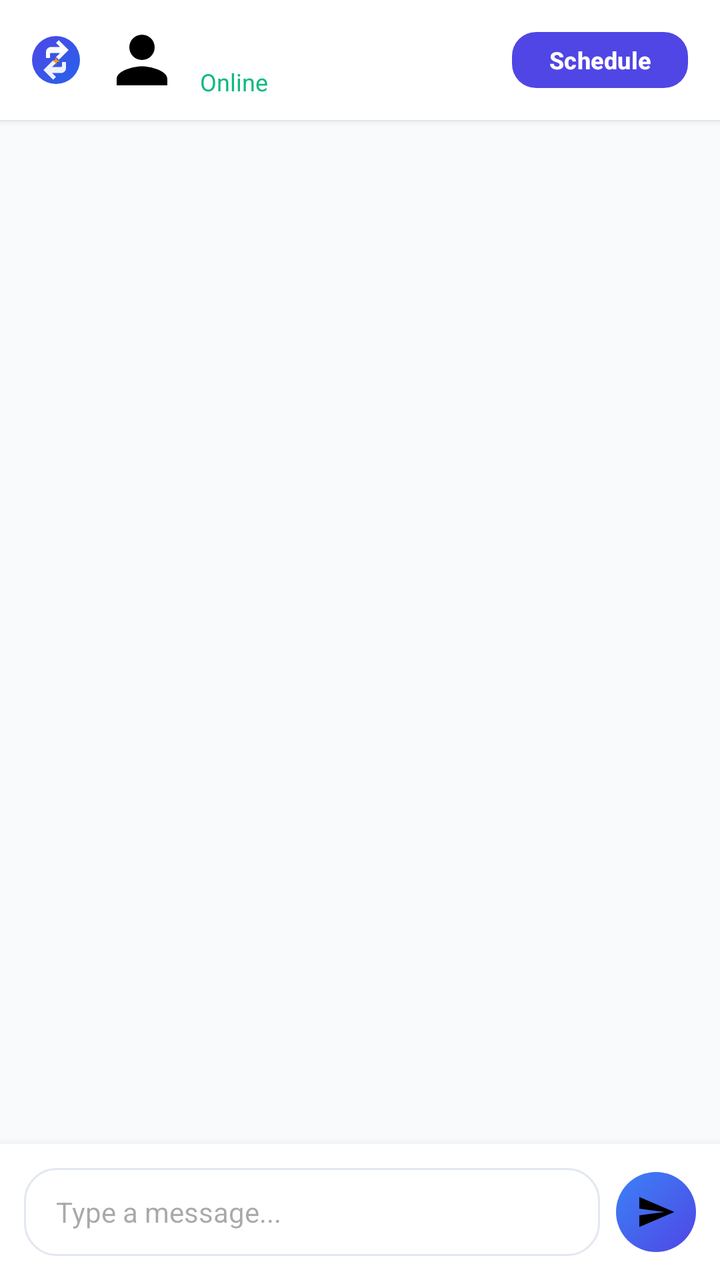
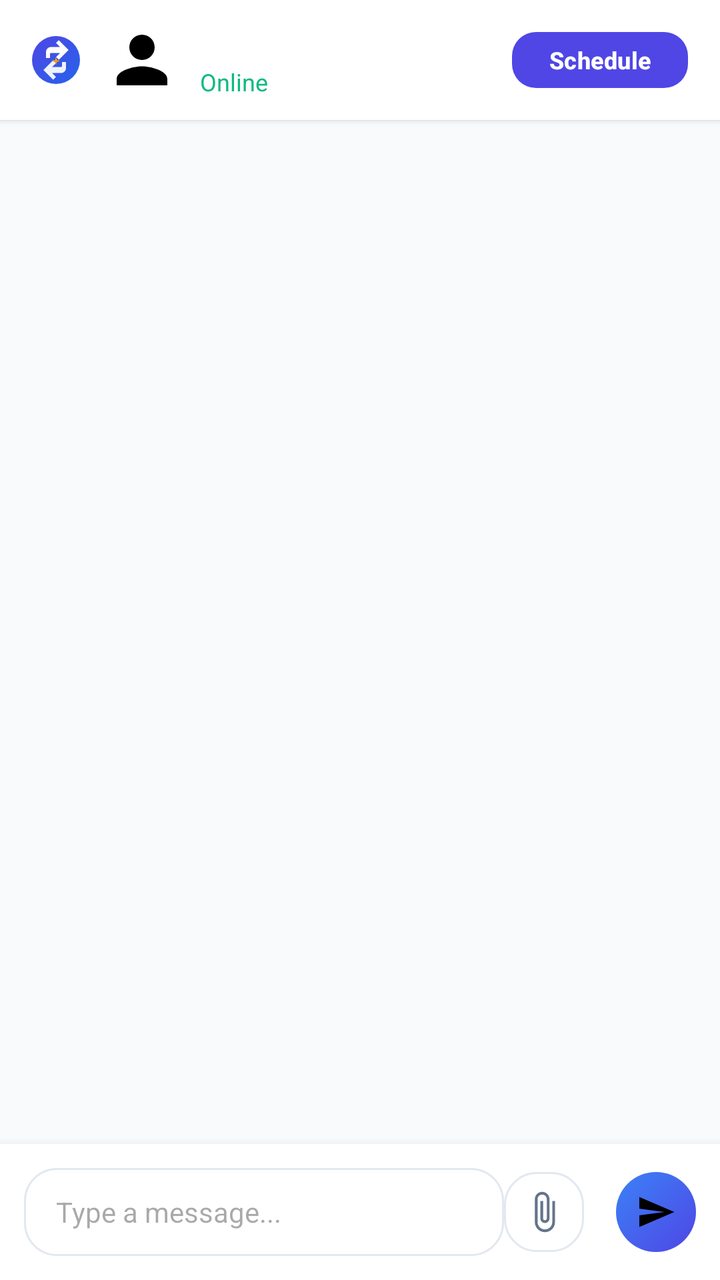

The first picture is an Android layout as it rendered before a commit; the second is the same layout after the commit. The layout source and the unified diff follow.
<!-- AndroidManifest.xml: application theme Theme.SkillBarter -->
<!-- res/layout/activity_chat.xml -->
<?xml version="1.0" encoding="utf-8"?>
<RelativeLayout xmlns:android="http://schemas.android.com/apk/res/android"
    android:layout_width="match_parent"
    android:layout_height="match_parent"
    android:background="@color/bg_light">

    
    <LinearLayout
        android:id="@+id/topBar"
        android:layout_width="match_parent"
        android:layout_height="wrap_content"
        android:layout_alignParentTop="true"
        android:background="@color/surface_white"
        android:elevation="2dp"
        android:gravity="center_vertical"
        android:minHeight="60dp"
        android:orientation="horizontal"
        android:paddingHorizontal="16dp"
        android:paddingVertical="8dp">

        <ImageView
            android:id="@+id/ivBack"
            android:layout_width="24dp"
            android:layout_height="24dp"
            android:src="@drawable/ic_logo" />

        <ImageView
            android:id="@+id/ivAvatar"
            android:layout_width="38dp"
            android:layout_height="38dp"
            android:layout_marginStart="12dp"
            android:src="@drawable/ic_profile" />

        <LinearLayout
            android:layout_width="0dp"
            android:layout_height="wrap_content"
            android:layout_marginStart="10dp"
            android:layout_weight="1"
            android:orientation="vertical">

            <TextView
                android:id="@+id/tvUserName"
                android:layout_width="match_parent"
                android:layout_height="wrap_content"
                android:ellipsize="end"
                android:maxLines="1"
                android:textColor="@color/text_primary"
                android:textSize="16sp"
                android:textStyle="bold" />

<TextView
                android:layout_width="wrap_content"
                android:layout_height="wrap_content"
                android:text="Online"
                android:textColor="@color/accent_green"
                android:textSize="12sp" />

        </LinearLayout>

        <Button
            android:id="@+id/btnSchedule"
            style="@style/Widget.SkillBarter.Button"
            android:layout_width="wrap_content"
            android:layout_height="36dp"
            android:paddingHorizontal="12dp"
            android:paddingVertical="0dp"
            android:text="Schedule"
            android:textSize="12sp" />

    </LinearLayout>

    
    <androidx.recyclerview.widget.RecyclerView
        android:id="@+id/rvMessages"
        android:layout_width="match_parent"
        android:layout_height="match_parent"
        android:layout_above="@id/bottomInputLayout"
        android:layout_below="@id/topBar"
        android:padding="16dp" />

    
    <LinearLayout
        android:id="@+id/bottomInputLayout"
        android:layout_width="match_parent"
        android:layout_height="wrap_content"
        android:layout_alignParentBottom="true"
        android:background="@color/surface_white"
        android:elevation="8dp"
        android:gravity="center_vertical"
        android:orientation="horizontal"
        android:padding="12dp">

        <EditText
            android:id="@+id/etMessage"
            android:layout_width="0dp"
            android:layout_height="wrap_content"
            android:layout_weight="1"
            android:background="@drawable/bg_rounded_card"
            android:gravity="center_vertical"
            android:hint="Type a message..."
            android:importantForAutofill="no"
            android:inputType="textCapSentences|textMultiLine"
            android:maxHeight="120dp"
            android:maxLines="4"
            android:minHeight="44dp"
            android:paddingHorizontal="16dp"
            android:paddingVertical="10dp"
            android:textColor="@color/text_primary"
            android:textSize="14sp" />

        <ImageView
            android:id="@+id/btnSend"
            android:layout_width="40dp"
            android:layout_height="40dp"
            android:layout_marginStart="8dp"
            android:background="@drawable/bg_hero_banner"
            android:contentDescription="Send message"
            android:padding="10dp"
            android:src="@drawable/ic_send" />

    </LinearLayout>

</RelativeLayout>
<!-- resources referenced by this layout -->
<resources>
  <color name="accent_green">#10B981</color>
  <color name="bg_light">#F8FAFC</color>
  <color name="surface_white">#FFFFFF</color>
  <color name="text_primary">#0F172A</color>
  <!-- drawable bg_hero_banner (drawable) -->
  <?xml version="1.0" encoding="utf-8"?>
  <shape xmlns:android="http://schemas.android.com/apk/res/android"
      android:shape="rectangle">
      <gradient
          android:startColor="#4F46E5"
          android:endColor="#3B82F6"
          android:angle="135" />
      <corners android:radius="20dp" />
  </shape>
  <!-- drawable bg_rounded_card (drawable) -->
  <?xml version="1.0" encoding="utf-8"?>
  <shape xmlns:android="http://schemas.android.com/apk/res/android"
      android:shape="rectangle">
      <solid android:color="@color/surface_white" />
      <corners android:radius="16dp" />
      <stroke android:width="1dp" android:color="@color/divider_color" />
  </shape>
  <!-- drawable ic_profile (drawable) -->
  <vector xmlns:android="http://schemas.android.com/apk/res/android"
      android:width="24dp"
      android:height="24dp"
      android:viewportWidth="24"
      android:viewportHeight="24">
    <path
        android:fillColor="#FF000000"
        android:pathData="M12,12c2.21,0 4,-1.79 4,-4s-1.79,-4 -4,-4 -4,1.79 -4,4 1.79,4 4,4zM12,14c-2.67,0 -8,1.34 -8,4v2h16v-2c0,-2.66 -5.33,-4 -8,-4z"/>
  </vector>
  <!-- drawable ic_send (drawable) -->
  <vector xmlns:android="http://schemas.android.com/apk/res/android"
      android:width="24dp"
      android:height="24dp"
      android:viewportWidth="24"
      android:viewportHeight="24">
    <path
        android:fillColor="#FF000000"
        android:pathData="M2.01,21L23,12 2.01,3 2,10l15,2 -15,2z"/>
  </vector>
  <style name="Widget.SkillBarter.Button" parent="Widget.Material3.Button">
          <item name="backgroundTint">@color/primary</item>
          <item name="android:textColor">@color/white</item>
          <item name="cornerRadius">12dp</item>
          <item name="android:paddingTop">14dp</item>
          <item name="android:paddingBottom">14dp</item>
          <item name="android:textStyle">bold</item>
          <item name="android:textSize">16sp</item>
      </style>
  <style name="Theme.SkillBarter" parent="Base.Theme.SkillBarter" />
  <color name="divider_color">#E2E8F0</color>
  <color name="primary">#4F46E5</color>
  <color name="white">#FFFFFF</color>
  <style name="Base.Theme.SkillBarter" parent="Theme.Material3.DayNight.NoActionBar">
          <item name="colorPrimary">@color/primary</item>
          <item name="colorOnPrimary">@color/white</item>
          <item name="colorPrimaryContainer">@color/primary_light</item>
          <item name="colorOnPrimaryContainer">@color/primary</item>
          <item name="android:colorBackground">@color/bg_light</item>
          <item name="colorSurface">@color/surface_white</item>
          <item name="colorOnSurface">@color/text_primary</item>
          <item name="colorOnSurfaceVariant">@color/text_secondary</item>
          <item name="android:statusBarColor">@color/bg_light</item>
          <item name="android:windowLightStatusBar">true</item>
      </style>
  <color name="primary_light">#EEF2FF</color>
  <color name="text_secondary">#64748B</color>
  <!-- unchanged entries left out for length: 1 -->
</resources>

<!-- the commit's change to res/layout/activity_chat.xml (unified diff, before → after) -->
@@ -109,6 +109,16 @@
             android:textSize="14sp" />
 
         <ImageView
+            android:id="@+id/btnAttach"
+            android:layout_width="40dp"
+            android:layout_height="40dp"
+            android:layout_marginEnd="8dp"
+            android:background="@drawable/bg_rounded_card"
+            android:contentDescription="Attach a file"
+            android:padding="9dp"
+            android:src="@drawable/ic_attach" />
+
+        <ImageView
             android:id="@+id/btnSend"
             android:layout_width="40dp"
             android:layout_height="40dp"
<!-- resource entries referenced after the edit -->
@@ -22,6 +22,17 @@
       <corners android:radius="16dp" />
       <stroke android:width="1dp" android:color="@color/divider_color" />
   </shape>
+  <!-- drawable ic_attach (drawable) -->
+  <vector xmlns:android="http://schemas.android.com/apk/res/android"
+      android:width="24dp"
+      android:height="24dp"
+      android:viewportWidth="24"
+      android:viewportHeight="24"
+      android:tint="@color/text_secondary">
+    <path
+        android:fillColor="#FF000000"
+        android:pathData="M16.5,6v11.5c0,2.21 -1.79,4 -4,4s-4,-1.79 -4,-4V5c0,-1.38 1.12,-2.5 2.5,-2.5s2.5,1.12 2.5,2.5v10.5c0,0.55 -0.45,1 -1,1s-1,-0.45 -1,-1V6H10v9.5c0,1.38 1.12,2.5 2.5,2.5s2.5,-1.12 2.5,-2.5V5c0,-2.21 -1.79,-4 -4,-4S7,2.79 7,5v12.5c0,3.04 2.46,5.5 5.5,5.5s5.5,-2.46 5.5,-5.5V6h-1.5z"/>
+  </vector>
   <!-- drawable ic_profile (drawable) -->
   <vector xmlns:android="http://schemas.android.com/apk/res/android"
       android:width="24dp"
